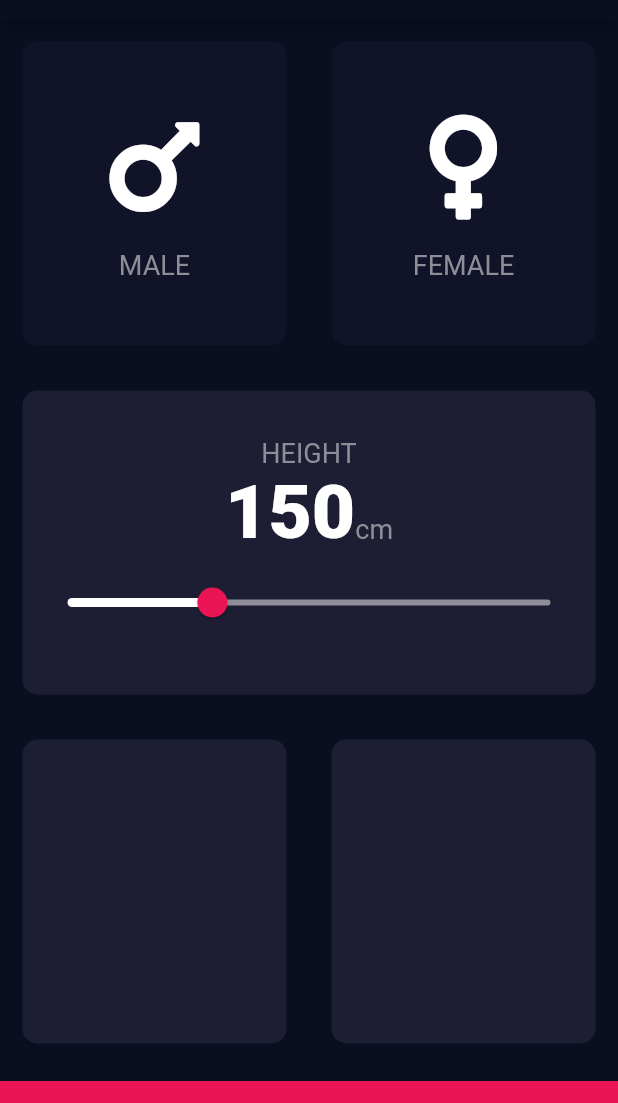
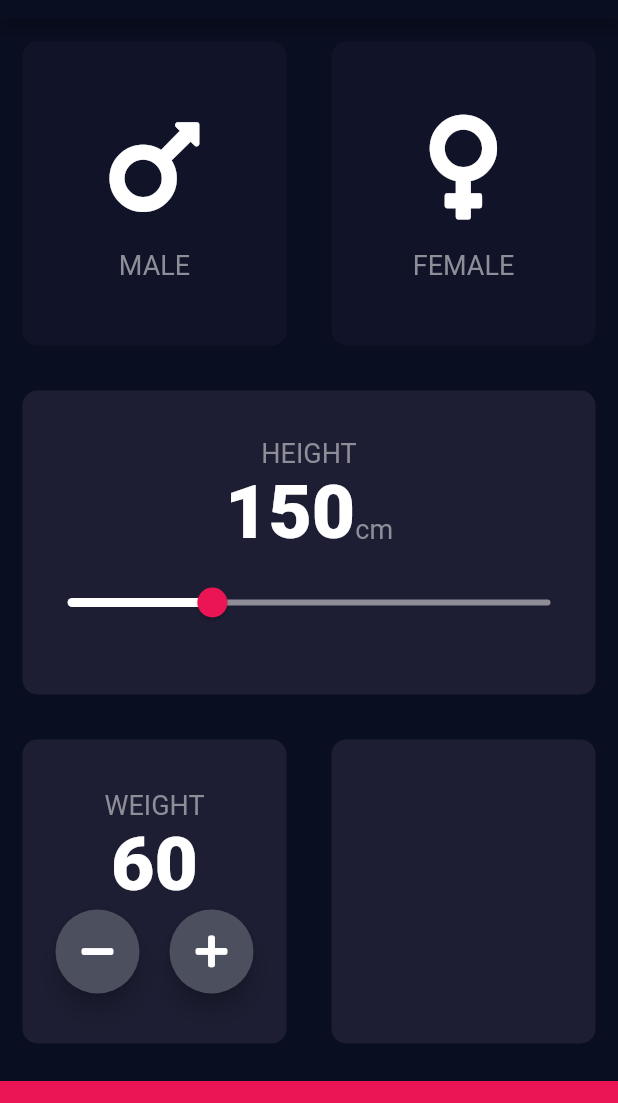
Before and after one commit to Praveen-Sharma00/BMI-Calcuator, a Flutter app: the screen it shows after launch, on a phone screen of 412 x 824 dp, the part 65-1168 px from its top. Run offline on Flutter 3.47's test engine with Material 2 defaults, Android fonts, the phone set to English and light mode, and no system bars; our stand-ins replace font_awesome_flutter.

Commit message:
Finished Implementing Weight Input Section

```diff
--- a/lib/input_page.dart
+++ b/lib/input_page.dart
@@ -19,6 +19,7 @@ class _InputPageState extends State<InputPage> {
 
   Gender selectedGender;
   int height = 150;
+  int weight = 60;
   @override
   Widget build(BuildContext context) {
     return Scaffold(
@@ -117,7 +118,46 @@ class _InputPageState extends State<InputPage> {
             child: Row(
               children: <Widget>[
                 Expanded(
-                  child: ReusableCard(color: kActiveCardColor),
+                  child: ReusableCard(
+                    color: kActiveCardColor,
+                    cardChild: Column(
+                      mainAxisAlignment: MainAxisAlignment.center,
+                      children: <Widget>[
+                        Text(
+                          'WEIGHT',
+                          style: kLabelTextStyle,
+                        ),
+                        Text(
+                          weight.toString(),
+                          style: kNumberTextStyle,
+                        ),
+                        Row(
+                          mainAxisAlignment: MainAxisAlignment.center,
+                          children: <Widget>[
+                            RoundIconButton(
+                              icon: FontAwesomeIcons.minus,
+                              onPressed: () {
+                                setState(() {
+                                  weight--;
+                                });
+                              },
+                            ),
+                            SizedBox(
+                              width: 20.0,
+                            ),
+                            RoundIconButton(
+                              icon: FontAwesomeIcons.plus,
+                              onPressed: () {
+                                setState(() {
+                                  weight++;
+                                });
+                              },
+                            ),
+                          ],
+                        )
+                      ],
+                    ),
+                  ),
                 ),
                 Expanded(
                   child: ReusableCard(color: kActiveCardColor),
@@ -133,6 +173,26 @@ class _InputPageState extends State<InputPage> {
           ),
         ],
       ),
+    );
+  }
+}
+
+class RoundIconButton extends StatelessWidget {
+  RoundIconButton({@required this.icon, @required this.onPressed});
+  final IconData icon;
+  final Function onPressed;
+  @override
+  Widget build(BuildContext context) {
+    return RawMaterialButton(
+      child: Icon(icon),
+      onPressed: onPressed,
+      elevation: 6.0,
+      constraints: BoxConstraints.tightFor(
+        width: 56.0,
+        height: 56.0,
+      ),
+      shape: CircleBorder(),
+      fillColor: Color(0xFF4C4F5E),
     );
   }
 }
```
